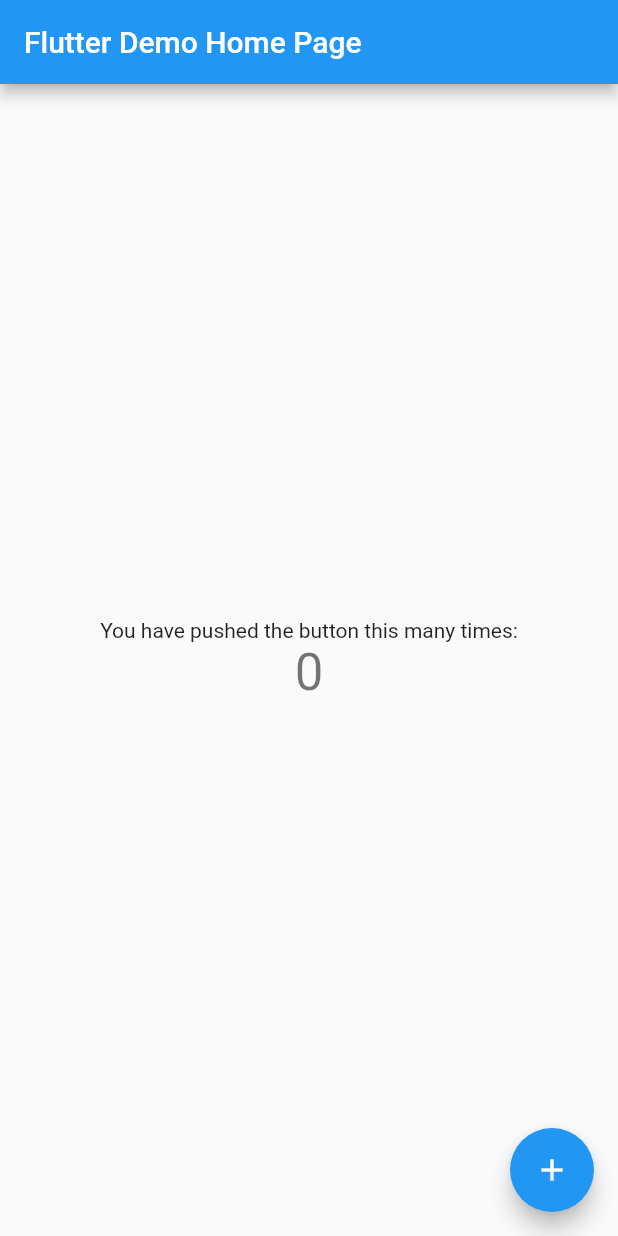
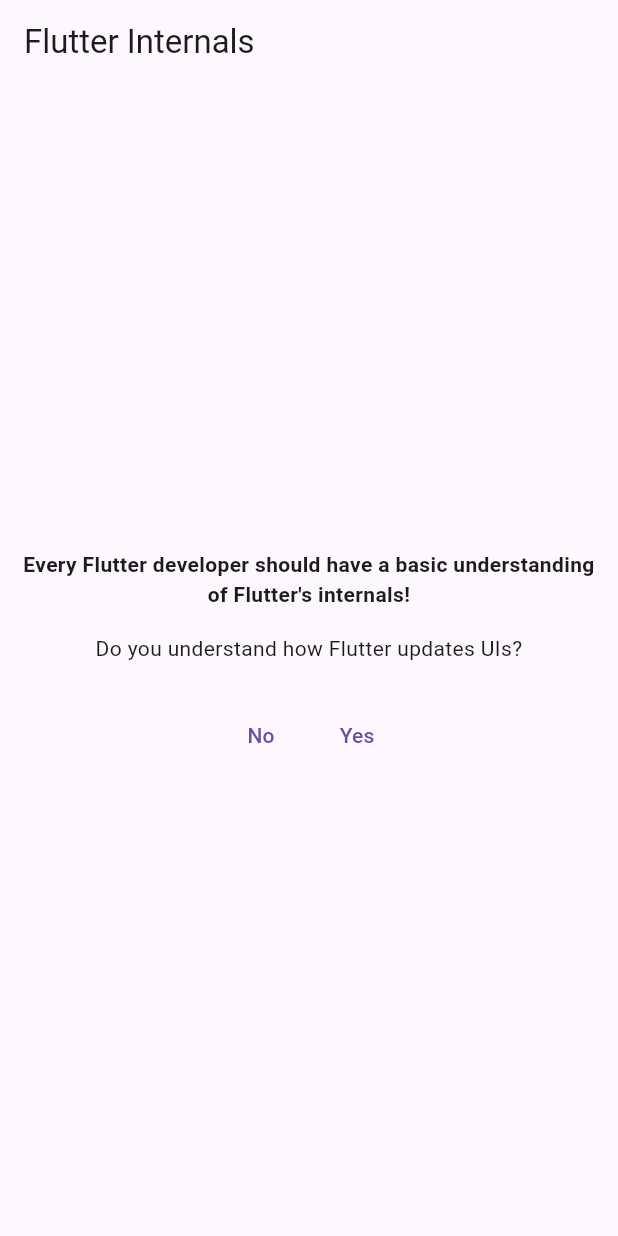
Before and after one commit to siva4github/Flutter, a Flutter app: the screen it shows after launch, on a phone screen of 412 x 824 dp. Run offline on Flutter 3.47's test engine with Material 2 defaults, Android fonts, the phone set to English and light mode, and no system bars; our stand-ins replace google_fonts.

Commit message:
minor changes

```diff
--- a/expense_tracker_app/lib/main.dart
+++ b/expense_tracker_app/lib/main.dart
@@ -3,7 +3,7 @@ import 'package:flutter/material.dart';
 //import 'package:flutter/services.dart';
 
 var kColorScheme =
-    ColorScheme.fromSeed(seedColor: const Color.fromARGB(255, 59, 173, 181));
+    ColorScheme.fromSeed(seedColor: const Color.fromARGB(255, 59, 102, 181));
 
 var kDarkColorScheme =
     ColorScheme.fromSeed(seedColor: const Color.fromARGB(255, 4, 97, 69));
--- a/learning_trees_app/lib/main.dart
+++ b/learning_trees_app/lib/main.dart
@@ -1,115 +1,23 @@
 import 'package:flutter/material.dart';
+import 'package:learning_trees_app/ui_updates_demo.dart';
 
 void main() {
-  runApp(const MyApp());
+  runApp(const App());
 }
 
-class MyApp extends StatelessWidget {
-  const MyApp({super.key});
+class App extends StatelessWidget {
+  const App({super.key});
 
-  // This widget is the root of your application.
   @override
   Widget build(BuildContext context) {
     return MaterialApp(
-      title: 'Flutter Demo',
-      theme: ThemeData(
-        // This is the theme of your application.
-        //
-        // Try running your application with "flutter run". You'll see the
-        // application has a blue toolbar. Then, without quitting the app, try
-        // changing the primarySwatch below to Colors.green and then invoke
-        // "hot reload" (press "r" in the console where you ran "flutter run",
-        // or simply save your changes to "hot reload" in a Flutter IDE).
-        // Notice that the counter didn't reset back to zero; the application
-        // is not restarted.
-        primarySwatch: Colors.blue,
+      theme: ThemeData(useMaterial3: true),
+      home: Scaffold(
+        appBar: AppBar(
+          title: const Text('Flutter Internals'),
+        ),
+        body: const UIUpdatesDemo(),
       ),
-      home: const MyHomePage(title: 'Flutter Demo Home Page'),
     );
   }
 }
-
-class MyHomePage extends StatefulWidget {
-  const MyHomePage({super.key, required this.title});
-
-  // This widget is the home page of your application. It is stateful, meaning
-  // that it has a State object (defined below) that contains fields that affect
-  // how it looks.
-
-  // This class is the configuration for the state. It holds the values (in this
-  // case the title) provided by the parent (in this case the App widget) and
-  // used by the build method of the State. Fields in a Widget subclass are
-  // always marked "final".
-
-  final String title;
-
-  @override
-  State<MyHomePage> createState() => _MyHomePageState();
-}
-
-class _MyHomePageState extends State<MyHomePage> {
-  int _counter = 0;
-
-  void _incrementCounter() {
-    setState(() {
-      // This call to setState tells the Flutter framework that something has
-      // changed in this State, which causes it to rerun the build method below
-      // so that the display can reflect the updated values. If we changed
-      // _counter without calling setState(), then the build method would not be
-      // called again, and so nothing would appear to happen.
-      _counter++;
-    });
-  }
-
-  @override
-  Widget build(BuildContext context) {
-    // This method is rerun every time setState is called, for instance as done
-    // by the _incrementCounter method above.
-    //
-    // The Flutter framework has been optimized to make rerunning build methods
-    // fast, so that you can just rebuild anything that needs updating rather
-    // than having to individually change instances of widgets.
-    return Scaffold(
-      appBar: AppBar(
-        // Here we take the value from the MyHomePage object that was created by
-        // the App.build method, and use it to set our appbar title.
-        title: Text(widget.title),
-      ),
-      body: Center(
-        // Center is a layout widget. It takes a single child and positions it
-        // in the middle of the parent.
-        child: Column(
-          // Column is also a layout widget. It takes a list of children and
-          // arranges them vertically. By default, it sizes itself to fit its
-          // children horizontally, and tries to be as tall as its parent.
-          //
-          // Invoke "debug painting" (press "p" in the console, choose the
-          // "Toggle Debug Paint" action from the Flutter Inspector in Android
-          // Studio, or the "Toggle Debug Paint" command in Visual Studio Code)
-          // to see the wireframe for each widget.
-          //
-          // Column has various properties to control how it sizes itself and
-          // how it positions its children. Here we use mainAxisAlignment to
-          // center the children vertically; the main axis here is the vertical
-          // axis because Columns are vertical (the cross axis would be
-          // horizontal).
-          mainAxisAlignment: MainAxisAlignment.center,
-          children: <Widget>[
-            const Text(
-              'You have pushed the button this many times:',
-            ),
-            Text(
-              '$_counter',
-              style: Theme.of(context).textTheme.headlineMedium,
-            ),
-          ],
-        ),
-      ),
-      floatingActionButton: FloatingActionButton(
-        onPressed: _incrementCounter,
-        tooltip: 'Increment',
-        child: const Icon(Icons.add),
-      ), // This trailing comma makes auto-formatting nicer for build methods.
-    );
-  }
-}
--- /dev/null
+++ b/learning_trees_app/lib/ui_updates_demo.dart
@@ -0,0 +1,69 @@
+import 'package:flutter/material.dart';
+
+class UIUpdatesDemo extends StatefulWidget {
+  const UIUpdatesDemo({super.key});
+
+  @override
+  StatefulElement createElement() {
+    print('UIUpdatesDemo CREATEELEMENT called');
+    return super.createElement();
+  }
+
+  @override
+  State<UIUpdatesDemo> createState() {
+    return _UIUpdatesDemo();
+  }
+}
+
+class _UIUpdatesDemo extends State<UIUpdatesDemo> {
+  var _isUnderstood = false;
+
+  @override
+  Widget build(BuildContext context) {
+    print('UIUpdatesDemo BUILD called');
+    return Padding(
+      padding: const EdgeInsets.all(8.0),
+      child: Center(
+        child: Column(
+          mainAxisSize: MainAxisSize.min,
+          crossAxisAlignment: CrossAxisAlignment.center,
+          children: [
+            const Text(
+              'Every Flutter developer should have a basic understanding of Flutter\'s internals!',
+              textAlign: TextAlign.center,
+              style: TextStyle(fontWeight: FontWeight.bold),
+            ),
+            const SizedBox(height: 16),
+            const Text(
+              'Do you understand how Flutter updates UIs?',
+              textAlign: TextAlign.center,
+            ),
+            const SizedBox(height: 24),
+            Row(
+              mainAxisAlignment: MainAxisAlignment.center,
+              children: [
+                TextButton(
+                  onPressed: () {
+                    setState(() {
+                      _isUnderstood = false;
+                    });
+                  },
+                  child: const Text('No'),
+                ),
+                TextButton(
+                  onPressed: () {
+                    setState(() {
+                      _isUnderstood = true;
+                    });
+                  },
+                  child: const Text('Yes'),
+                ),
+              ],
+            ),
+            if (_isUnderstood) const Text('Awesome!'),
+          ],
+        ),
+      ),
+    );
+  }
+}
```
Also changed, not shown: 1 other file.
